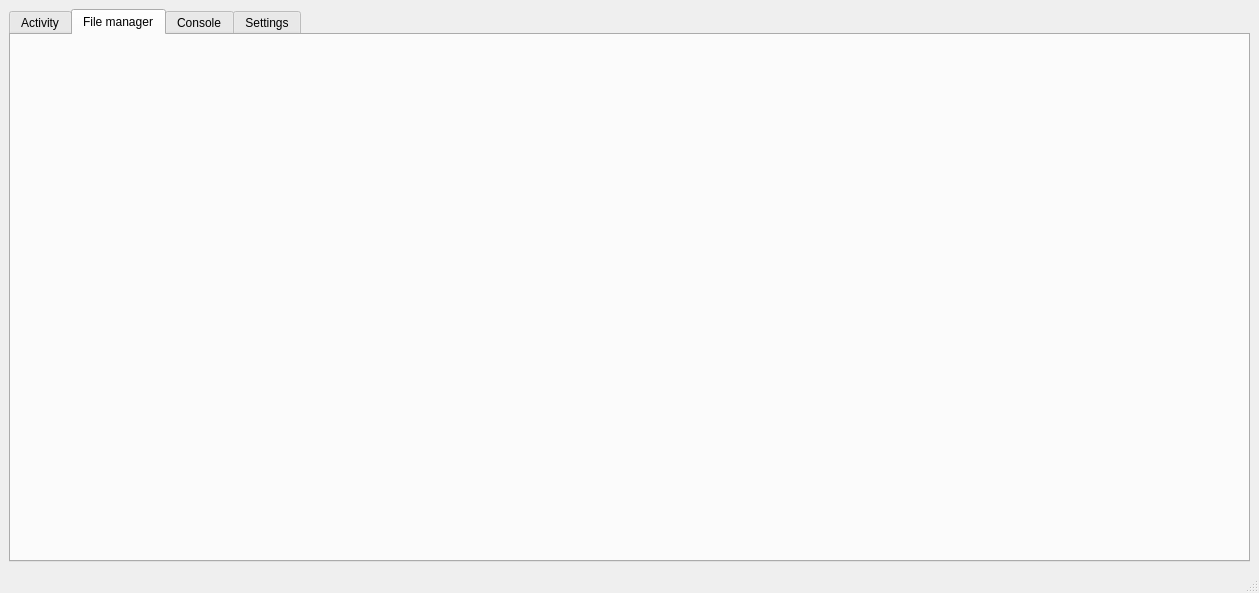
Before: the Qt Designer form practiceServer/mainwindow.ui in sdedge/productionPractice, drawn with Qt 5.
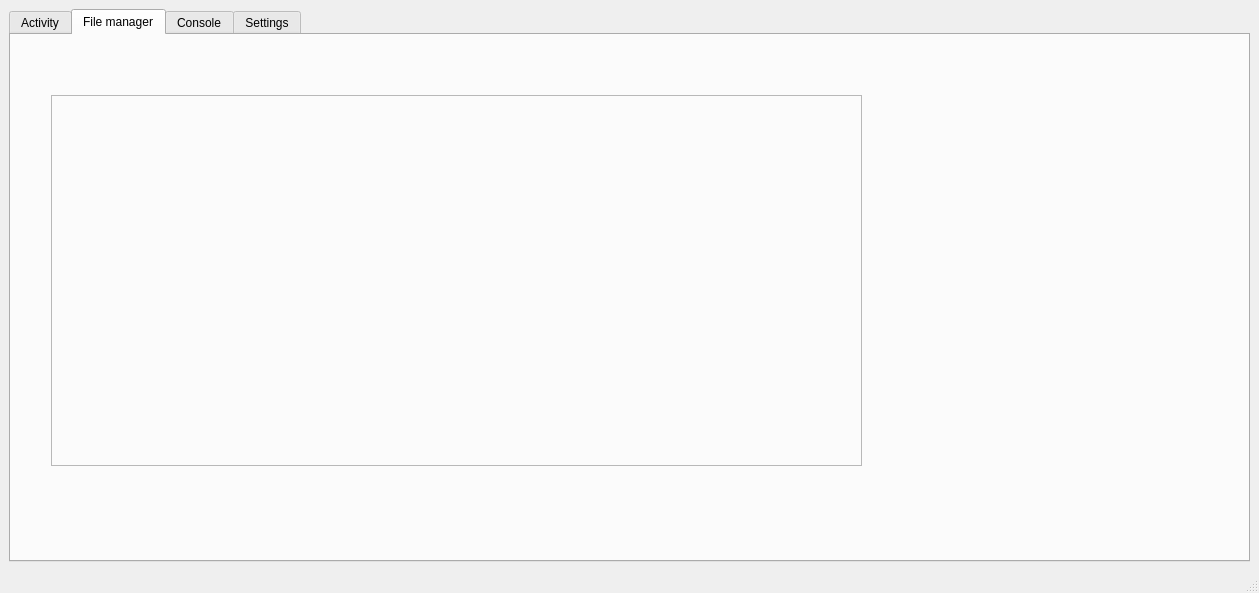
After: the same form once the commit is applied. The open tabs and pages were chosen to show the change.

```diff
--- a/practiceServer/mainwindow.ui
+++ b/practiceServer/mainwindow.ui
@@ -58,6 +58,22 @@
        <attribute name="title">
         <string>File manager</string>
        </attribute>
+       <widget class="QFrame" name="frame">
+        <property name="geometry">
+         <rect>
+          <x>40</x>
+          <y>60</y>
+          <width>811</width>
+          <height>371</height>
+         </rect>
+        </property>
+        <property name="frameShape">
+         <enum>QFrame::StyledPanel</enum>
+        </property>
+        <property name="frameShadow">
+         <enum>QFrame::Raised</enum>
+        </property>
+       </widget>
       </widget>
       <widget class="QWidget" name="consoleTab">
        <attribute name="title">
```
